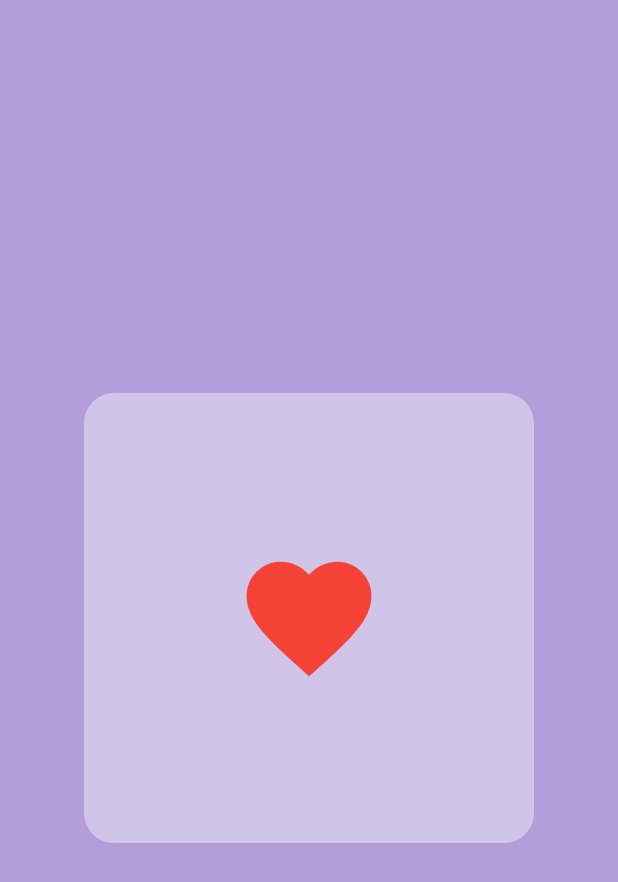
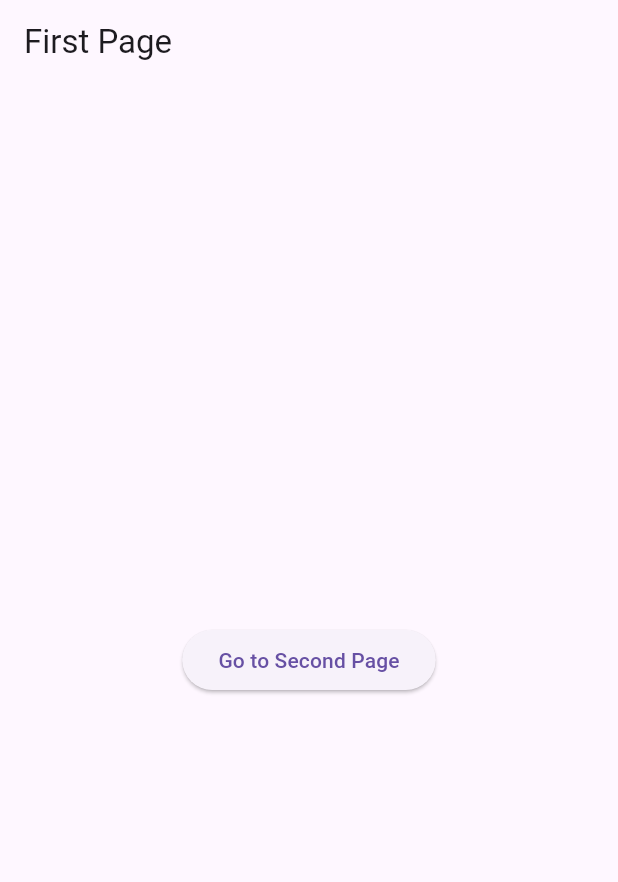
Before and after one commit to vagnerzampieri/flutter_app, a Flutter app: the screen it shows after launch, on a phone screen of 412 x 824 dp. Shown: the top 882 px of the screen. Run offline on Flutter 3.47's test engine with Material 3 defaults, Android fonts, the phone set to English and light mode, and no system bars.

Commit message:
Make some navigations

```diff
--- a/lib/main.dart
+++ b/lib/main.dart
@@ -1,4 +1,5 @@
 import 'package:flutter/material.dart';
+import 'package:flutter_app/pages/first_page.dart';
 
 void main() {
   runApp(const MyApp());
@@ -9,24 +10,6 @@ class MyApp extends StatelessWidget {
 
   @override
   Widget build(BuildContext context) {
-    return MaterialApp(
-      debugShowCheckedModeBanner: false,
-      home: Scaffold(
-        backgroundColor: Colors.deepPurple[200],
-        body: Center(
-          child: Container(
-            height: 300,
-            width: 300,
-            decoration: BoxDecoration(
-              // curve the corners a bit
-              color: Colors.deepPurple[100],
-              borderRadius: BorderRadius.circular(20),
-            ),
-            padding: EdgeInsets.all(25),
-            child: Icon(Icons.favorite, size: 100, color: Colors.red),
-          ),
-        ),
-      ),
-    );
+    return MaterialApp(debugShowCheckedModeBanner: false, home: FirstPage());
   }
 }
--- /dev/null
+++ b/lib/pages/first_page.dart
@@ -0,0 +1,24 @@
+import 'package:flutter/material.dart';
+import 'package:flutter_app/pages/second_page.dart';
+
+class FirstPage extends StatelessWidget {
+  const FirstPage({super.key});
+
+  @override
+  Widget build(BuildContext context) {
+    return Scaffold(
+      appBar: AppBar(title: Text('First Page')),
+      body: Center(
+        child: ElevatedButton(
+          child: Text("Go to Second Page"),
+          onPressed: () {
+            Navigator.push(
+              context,
+              MaterialPageRoute(builder: (context) => SecondPage()),
+            );
+          },
+        ),
+      ),
+    );
+  }
+}
--- /dev/null
+++ b/lib/pages/second_page.dart
@@ -0,0 +1,10 @@
+import 'package:flutter/material.dart';
+
+class SecondPage extends StatelessWidget {
+  const SecondPage({super.key});
+
+  @override
+  Widget build(BuildContext context) {
+    return Scaffold(appBar: AppBar(title: Text('Second Page')));
+  }
+}
```
